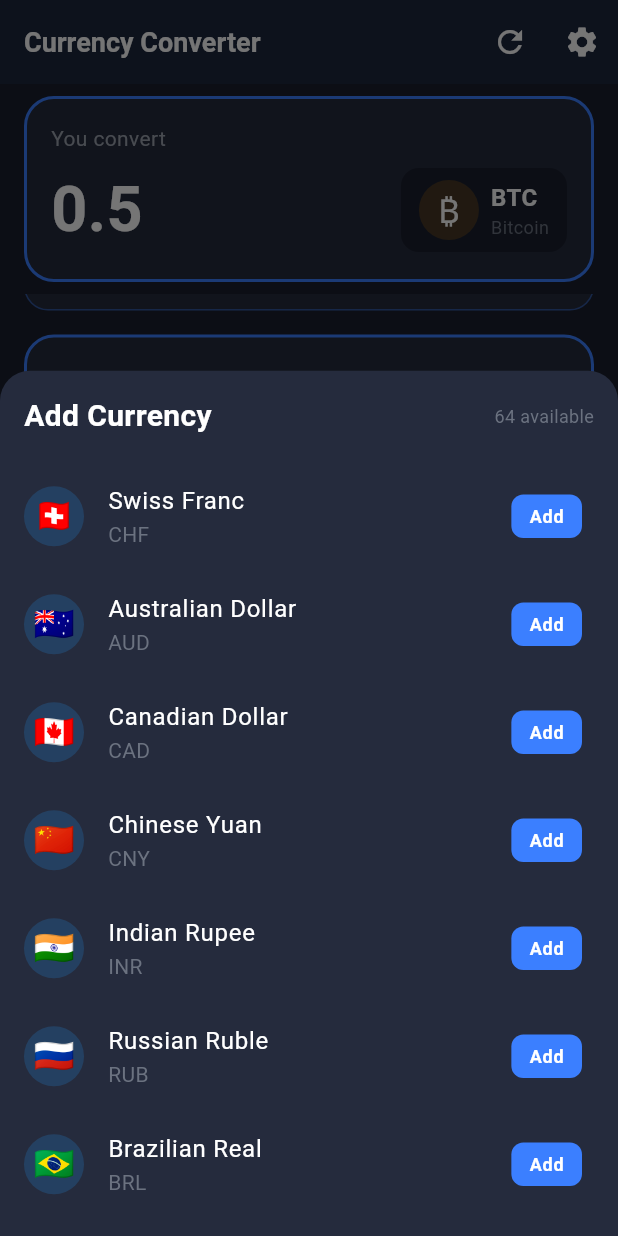
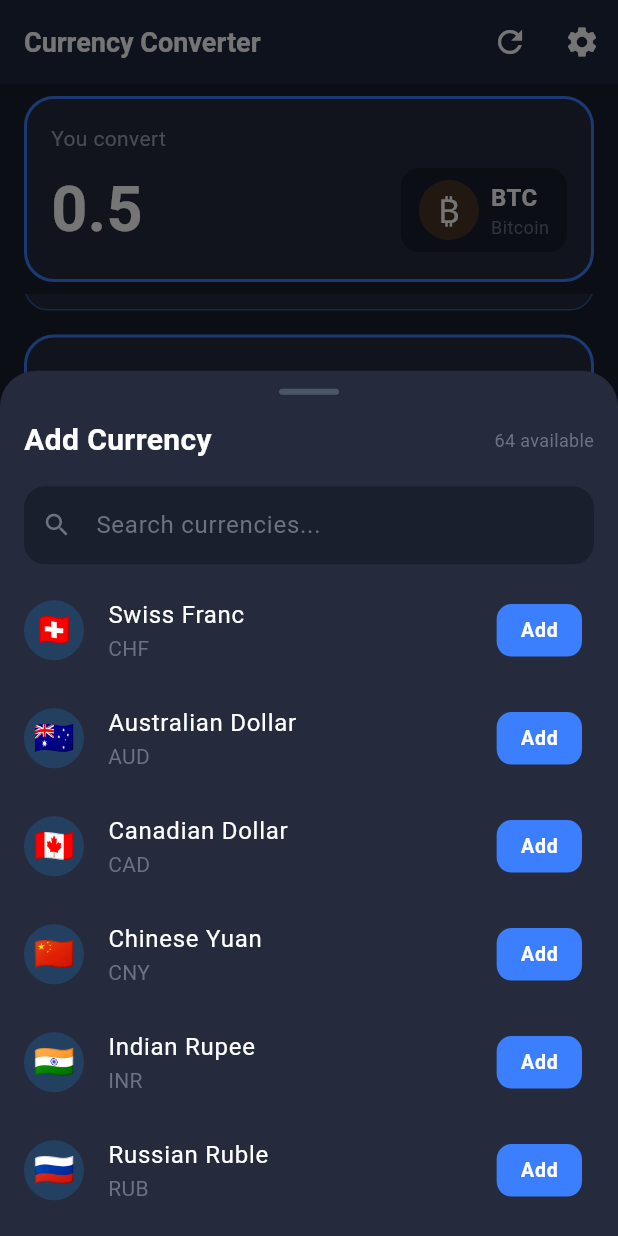
Before and after one commit to Ionitas/cryptocurrencyconverter, a Flutter app: the screen it shows after launch, scrolled down 576 dp, after a tap on "Add Currency", on a phone screen of 412 x 824 dp. Run offline on Flutter 3.47's test engine with Material 3 defaults, Android fonts, the phone set to English and light mode, and no system bars; our stand-ins replace get_it, shared_preferences; missing offline and left inert: window_manager; network calls fail.

Commit message:
Update converter_screen.dart

```diff
--- a/lib/presentation/screens/converter_screen.dart
+++ b/lib/presentation/screens/converter_screen.dart
@@ -263,7 +263,7 @@
                                   _buildAddCurrencyCard(),
                                   const SizedBox(height: 8),
                                   _buildPremiumCard(),
-                                  const SizedBox(height: 80),
+                                  const SizedBox(height: 100),
                                 ],
                               ),
                             ),
@@ -271,23 +271,12 @@
                         ],
                       ),
                     ),
-                    if (_isCalculatorVisible) _buildCalculatorPad(),
+                    // Calculator at bottom
+                    if (_isCalculatorVisible)
+                      _buildCalculatorPad()
+                    else
+                      _buildBottomBar(),
                   ],
-                ),
-                // Floating calculator button
-                if (!_isCalculatorVisible)
-                  Positioned(
-                    left: 16,
-                    bottom: 16,
-                    child: FloatingActionButton(
-                      onPressed: () {
-                        setState(() {
-                          _isCalculatorVisible = true;
-                        });
-                      },
-                      backgroundColor: const Color(0xFF3B7FFF),
-                      child: const Icon(Icons.calculate, color: Colors.white),
-                    ),
                 ),
               ],
             ),
@@ -621,28 +610,53 @@
   }
 
   void _showAddCurrencyPicker() {
-    final availableCurrencies = _allCurrencies
-        .where((c) =>
-            !_displayCurrencySymbols.contains(c.symbol) &&
-            c.id != _selectedCurrency?.id)
-        .toList();
+    String searchQuery = '';
 
     showModalBottomSheet(
       context: context,
       backgroundColor: const Color(0xFF252B3D),
       shape: const RoundedRectangleBorder(
-        borderRadius: BorderRadius.vertical(top: Radius.circular(20)),
+        borderRadius: BorderRadius.vertical(top: Radius.circular(24)),
       ),
       isScrollControlled: true,
-      builder: (BuildContext modalContext) => DraggableScrollableSheet(
+      builder: (BuildContext modalContext) => StatefulBuilder(
+        builder: (context, setModalState) {
+          final availableCurrencies = _allCurrencies
+              .where((c) =>
+                  !_displayCurrencySymbols.contains(c.symbol) &&
+                  c.id != _selectedCurrency?.id)
+              .where((c) {
+            if (searchQuery.isEmpty) return true;
+            final query = searchQuery.toLowerCase();
+            return c.name.toLowerCase().contains(query) ||
+                c.symbol.toLowerCase().contains(query);
+          }).toList();
+
+          return Padding(
+            padding: EdgeInsets.only(
+              bottom: MediaQuery.of(context).viewInsets.bottom,
+            ),
+            child: DraggableScrollableSheet(
               initialChildSize: 0.7,
               minChildSize: 0.5,
               maxChildSize: 0.9,
               expand: false,
               builder: (context, scrollController) => Column(
                 children: [
+                  // Drag handle
+                  Container(
+                    width: 40,
+                    height: 4,
+                    margin: const EdgeInsets.only(top: 12, bottom: 8),
+                    decoration: BoxDecoration(
+                      color: const Color(0xFF4B5563),
+                      borderRadius: BorderRadius.circular(2),
+                    ),
+                  ),
+                  // Header
                   Padding(
-              padding: const EdgeInsets.all(16),
+                    padding:
+                        const EdgeInsets.symmetric(horizontal: 16, vertical: 8),
                     child: Row(
                       mainAxisAlignment: MainAxisAlignment.spaceBetween,
                       children: [
@@ -664,8 +678,53 @@
                       ],
                     ),
                   ),
+                  // Search bar
+                  Padding(
+                    padding:
+                        const EdgeInsets.symmetric(horizontal: 16, vertical: 8),
+                    child: Container(
+                      padding: const EdgeInsets.symmetric(horizontal: 12),
+                      decoration: BoxDecoration(
+                        color: const Color(0xFF1A1F2E),
+                        borderRadius: BorderRadius.circular(14),
+                      ),
+                      child: TextField(
+                        style:
+                            const TextStyle(color: Colors.white, fontSize: 16),
+                        decoration: const InputDecoration(
+                          hintText: 'Search currencies...',
+                          hintStyle: TextStyle(color: Color(0xFF6B7280)),
+                          border: InputBorder.none,
+                          icon: Icon(Icons.search,
+                              color: Color(0xFF6B7280), size: 20),
+                          contentPadding: EdgeInsets.symmetric(vertical: 14),
+                        ),
+                        onChanged: (value) {
+                          setModalState(() {
+                            searchQuery = value;
+                          });
+                        },
+                      ),
+                    ),
+                  ),
+                  // Currency list
                   Expanded(
-              child: ListView.builder(
+                    child: availableCurrencies.isEmpty
+                        ? Center(
+                            child: Padding(
+                              padding: const EdgeInsets.all(24),
+                              child: Text(
+                                searchQuery.isEmpty
+                                    ? 'All currencies added'
+                                    : 'No currencies found for "$searchQuery"',
+                                style: const TextStyle(
+                                  color: Color(0xFF6B7280),
+                                  fontSize: 14,
+                                ),
+                              ),
+                            ),
+                          )
+                        : ListView.builder(
                             controller: scrollController,
                             itemCount: availableCurrencies.length,
                             itemBuilder: (context, index) {
@@ -678,28 +737,30 @@
                                 ),
                                 subtitle: Text(
                                   currency.symbol,
-                      style: const TextStyle(color: Color(0xFF6B7280)),
+                                  style:
+                                      const TextStyle(color: Color(0xFF6B7280)),
                                 ),
                                 trailing: Container(
                                   padding: const EdgeInsets.symmetric(
-                          horizontal: 12, vertical: 6),
+                                      horizontal: 16, vertical: 8),
                                   decoration: BoxDecoration(
                                     color: const Color(0xFF3B7FFF),
-                        borderRadius: BorderRadius.circular(8),
+                                    borderRadius: BorderRadius.circular(10),
                                   ),
                                   child: const Text(
                                     'Add',
                                     style: TextStyle(
                                       color: Colors.white,
-                          fontSize: 12,
+                                      fontSize: 13,
                                       fontWeight: FontWeight.w600,
                                     ),
                                   ),
                                 ),
                                 onTap: () {
                                   _addCurrency(currency);
-                      Navigator.pop(modalContext);
-                      ScaffoldMessenger.of(context).showSnackBar(
+                                  setModalState(() {}); // Refresh list
+                                  ScaffoldMessenger.of(this.context)
+                                      .showSnackBar(
                                     SnackBar(
                                       content: Text('${currency.symbol} added'),
                                       backgroundColor: Colors.green,
@@ -713,6 +774,9 @@
                   ),
                 ],
               ),
+            ),
+          );
+        },
       ),
     );
   }
@@ -943,6 +1007,74 @@
     setState(() {
       _isCalculatorVisible = false;
     });
+  }
+
+  Widget _buildBottomBar() {
+    return SafeArea(
+      child: Container(
+        padding: const EdgeInsets.symmetric(horizontal: 16, vertical: 12),
+        decoration: BoxDecoration(
+          color: const Color(0xFF252B3D),
+          borderRadius: const BorderRadius.vertical(top: Radius.circular(24)),
+          boxShadow: [
+            BoxShadow(
+              color: Colors.black.withOpacity(0.2),
+              blurRadius: 10,
+              offset: const Offset(0, -2),
+            ),
+          ],
+        ),
+        child: Row(
+          children: [
+            Expanded(
+              child: GestureDetector(
+                onTap: _showAddCurrencyPicker,
+                child: Container(
+                  padding:
+                      const EdgeInsets.symmetric(horizontal: 16, vertical: 14),
+                  decoration: BoxDecoration(
+                    color: const Color(0xFF1A1F2E),
+                    borderRadius: BorderRadius.circular(14),
+                  ),
+                  child: const Row(
+                    mainAxisAlignment: MainAxisAlignment.center,
+                    children: [
+                      Icon(Icons.add, color: Color(0xFF3B7FFF), size: 20),
+                      SizedBox(width: 8),
+                      Text(
+                        'Add Currency',
+                        style: TextStyle(
+                          color: Color(0xFF3B7FFF),
+                          fontSize: 16,
+                          fontWeight: FontWeight.w600,
+                        ),
+                      ),
+                    ],
+                  ),
+                ),
+              ),
+            ),
+            const SizedBox(width: 12),
+            GestureDetector(
+              onTap: () {
+                setState(() {
+                  _isCalculatorVisible = true;
+                });
+              },
+              child: Container(
+                padding: const EdgeInsets.all(14),
+                decoration: BoxDecoration(
+                  color: const Color(0xFF3B7FFF),
+                  borderRadius: BorderRadius.circular(14),
+                ),
+                child:
+                    const Icon(Icons.calculate, color: Colors.white, size: 22),
+              ),
+            ),
+          ],
+        ),
+      ),
+    );
   }
 
   void _handleCalculatorInput(String value) {
```
Lines whose indentation alone changed are shown as unchanged.
